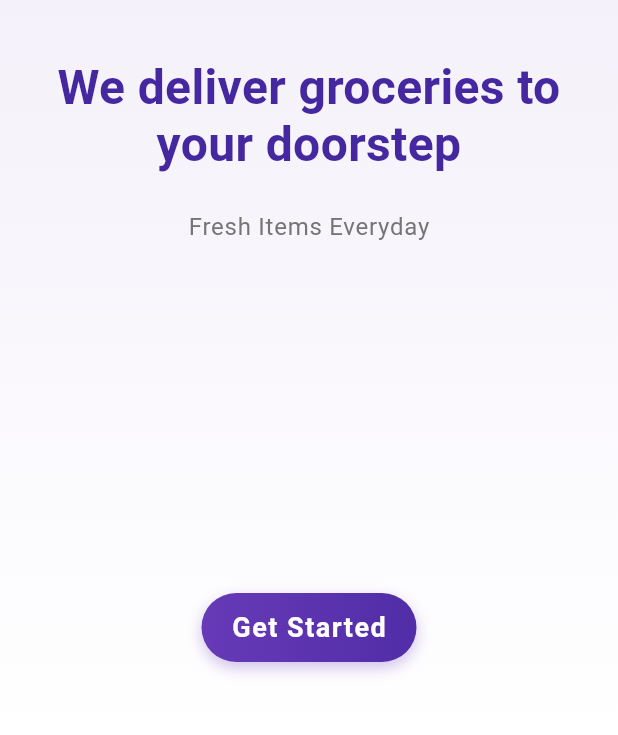
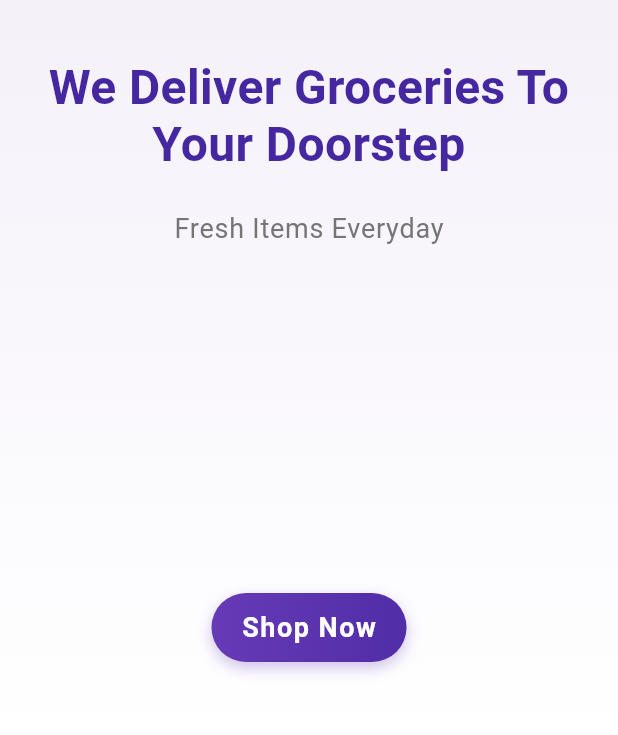
Before and after one commit to dilinid/GroceryStore, a Flutter app: the screen it shows after launch, on a phone screen of 412 x 824 dp, the part 499-1234 px from its top. Run offline on Flutter 3.47's test engine with Material 3 defaults, Android fonts, the phone set to English and light mode, and no system bars; our stand-ins replace google_fonts.

```diff
--- a/lib/pages/cart_page.dart
+++ b/lib/pages/cart_page.dart
@@ -105,7 +105,9 @@ class CartPage extends StatelessWidget {
                       ),
 
                       //pay now button
-                      GestureDetector(
+                      MouseRegion(
+                        cursor: SystemMouseCursors.click,
+                        child: GestureDetector(
                           onTap: () => Navigator.push(context, MaterialPageRoute(builder: (context) => const CheckoutPage())),
                           child: Container(
                               decoration: BoxDecoration(
@@ -128,6 +130,7 @@ class CartPage extends StatelessWidget {
                                   )
                                 ],
                               )),
+                        ),
                       )
                     ],
                   ),
--- a/lib/pages/intro_page.dart
+++ b/lib/pages/intro_page.dart
@@ -57,7 +57,7 @@ class _IntroPageState extends State<IntroPage>
               Padding(
                 padding: const EdgeInsets.symmetric(horizontal: 24.0),
                 child: Text(
-                  'We deliver groceries to your doorstep',
+                  'We Deliver Groceries To Your Doorstep',
                   textAlign: TextAlign.center,
                   style: GoogleFonts.roboto(
                     fontSize: 32,
@@ -71,13 +71,15 @@ class _IntroPageState extends State<IntroPage>
               Text(
                 'Fresh Items Everyday',
                 style: GoogleFonts.roboto(
-                  fontSize: 16,
+                  fontSize: 18,
                   color: Colors.grey[600],
                   letterSpacing: 0.5,
                 ),
               ),
               const Spacer(),
-              GestureDetector(
+              MouseRegion(
+                cursor: SystemMouseCursors.click,
+                child: GestureDetector(
                   onTap: () => Navigator.pushReplacement(context,
                       MaterialPageRoute(builder: (context) => const HomePage())),
                   child: Container(
@@ -98,7 +100,7 @@ class _IntroPageState extends State<IntroPage>
                       padding: const EdgeInsets.symmetric(
                           vertical: 10, horizontal: 20),
                       child: Text(
-                      'Get Started',
+                        'Shop Now',
                         style: GoogleFonts.roboto(
                           color: Colors.white,
                           fontSize: 18,
@@ -106,6 +108,7 @@ class _IntroPageState extends State<IntroPage>
                           letterSpacing: 1,
                         ),
                       )),
+                ),
               ),
               const SizedBox(height: 50),
             ],
```
Also changed, not shown: assets/data/shop_items.json (+37 -12 lines), lib/pages/checkout_page.dart (+7 -6 lines), lib/pages/home_page.dart (+12 -4 lines), assets/images/cheese.png (added), assets/images/icecream.png (added), assets/images/milk.png (added), assets/images/peanuts.png (added), assets/images/yogurt.png (added). Lines whose indentation alone changed are shown as unchanged.
